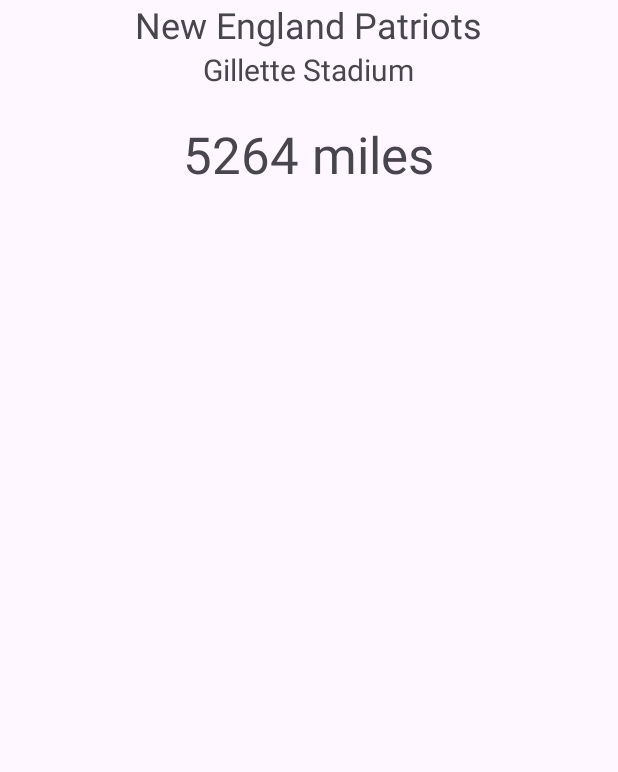
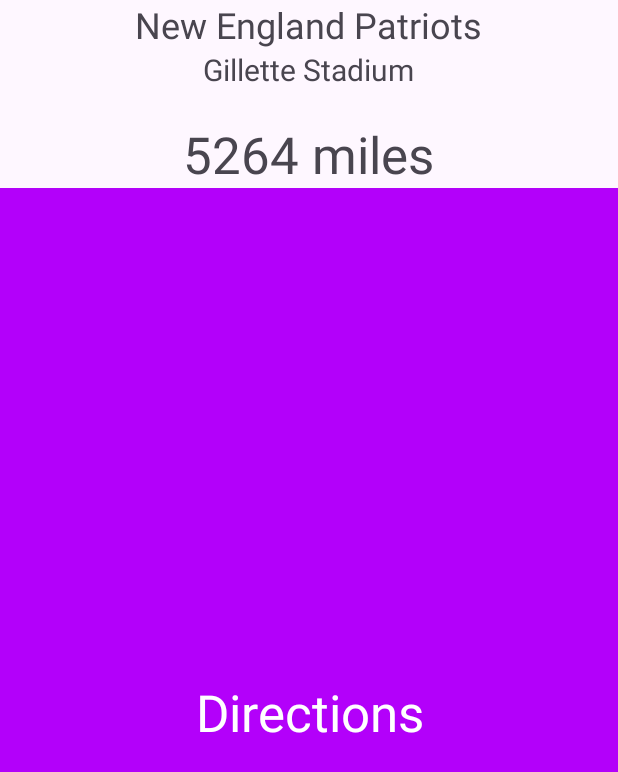
Before and after one commit to slejac/sports_finder, an Android app: the screen it shows after launch (FinderActivity), after a tap on "NFL", on a phone screen of 412 x 824 dp. Shown: the top 772 px of the screen. Run offline under Robolectric (Android 15) with nearby library versions, the phone set to English and light mode, and no system bars.

Commit message:
Addition of Google Maps Directions

```diff
--- a/app/src/main/java/edu/msu/sleeman5/sportsfinder/FinderActivity.java
+++ b/app/src/main/java/edu/msu/sleeman5/sportsfinder/FinderActivity.java
@@ -4,7 +4,9 @@ import androidx.appcompat.app.AppCompatActivity;
 
 import android.content.Intent;
 import android.location.Location;
+import android.net.Uri;
 import android.os.Bundle;
+import android.view.View;
 import android.widget.TextView;
 
 import java.util.HashMap;
@@ -15,6 +17,11 @@ public class FinderActivity extends AppCompatActivity {
     private double userLongitude = 0;
     private double userLatitude = 0;
     private int type = 0;
+
+    // Data from Populator
+    private List<HashMap<String, String>> venues;
+
+    private int index = 0;
 
     @Override
     protected void onCreate(Bundle savedInstanceState) {
@@ -27,11 +34,10 @@ public class FinderActivity extends AppCompatActivity {
         type = intent.getIntExtra(MainActivity.SPORT_DATA, 0);
 
         // Create List of Mappings for Each Arena
-        List<HashMap<String, String>> venues = Populator.populate(type);
+        venues = Populator.populate(type);
 
         // Distance Greater than Earth's Circumnavigation, Impossible
         double min = 50000000;
-        int index = 0;
 
         for (int i = 0; i < venues.size(); i++) {
             float[] distances = new float[1];
@@ -52,4 +58,20 @@ public class FinderActivity extends AppCompatActivity {
         TextView viewDistance = (TextView)findViewById(R.id.textDistance);
         viewDistance.setText(Integer.toString((int)min) + " miles");
     }
+
+    public void onDirections(View view) {
+        // https://developers.google.com/maps/documentation/urls/android-intents
+        String lat = venues.get(index).get("latitude");
+        String lon = venues.get(index).get("longitude");
+        String uriString = "google.navigation:q=";
+        uriString += lat;
+        uriString += ",";
+        uriString += lon;
+        uriString += "&mode=d";
+
+        Uri gmmIntentUri = Uri.parse(uriString);
+        Intent mapIntent = new Intent(Intent.ACTION_VIEW, gmmIntentUri);
+        mapIntent.setPackage("com.google.android.apps.maps");
+        startActivity(mapIntent);
+    }
 }
--- a/app/src/main/res/layout/activity_finderactivity.xml
+++ b/app/src/main/res/layout/activity_finderactivity.xml
@@ -29,4 +29,17 @@
         android:layout_centerHorizontal="true"
         android:layout_marginTop="20dp"
         android:textSize="34sp" />
+
+    <TextView
+        android:id="@+id/textDirections"
+        android:layout_width="match_parent"
+        android:layout_height="match_parent"
+        android:layout_below="@id/textDistance"
+        android:background="@color/purple"
+        android:gravity="center"
+        android:onClick="onDirections"
+        android:text="@string/button_txt"
+        android:textColor="@color/white"
+        android:textSize="34sp" />
+
 </RelativeLayout>
--- a/app/src/main/res/values/strings.xml
+++ b/app/src/main/res/values/strings.xml
@@ -4,4 +4,5 @@
     <string name="basketball">NBA</string>
     <string name="baseball">MLB</string>
     <string name="hockey">NHL</string>
+    <string name="button_txt">Directions</string>
 </resources>
```
